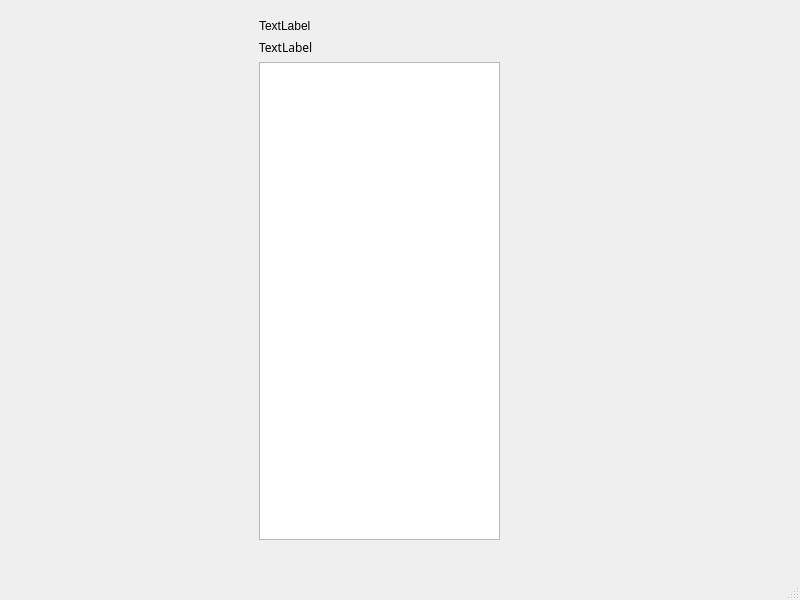
Old version of the form crestpage.ui in the repository CayG22/QtPredProj.
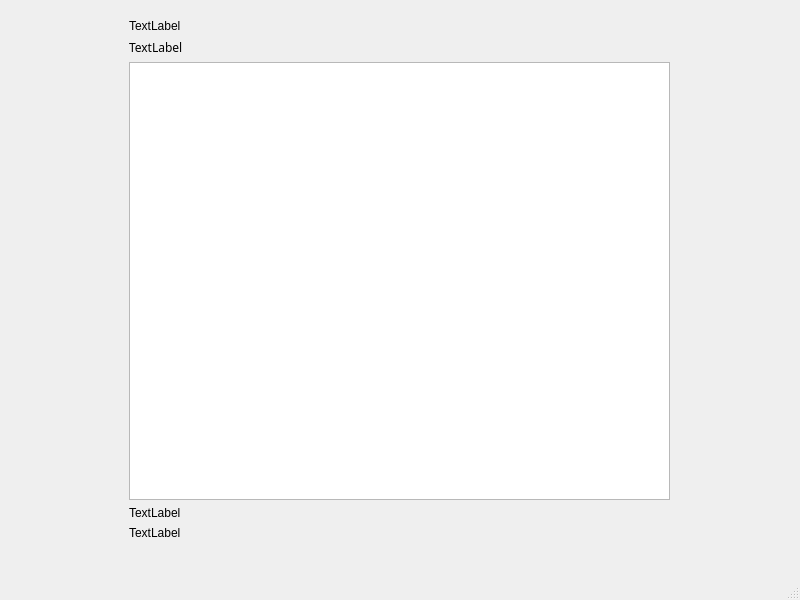
New version of the form.

Commit message:
Added active name and desc
Crest page now has a spot for active name and desription

Doing this also changed how crest.h is set up: Now it has a Active() sub class

```diff
--- a/crestpage.ui
+++ b/crestpage.ui
@@ -17,9 +17,9 @@
    <widget class="QWidget" name="verticalLayoutWidget">
     <property name="geometry">
      <rect>
-      <x>259</x>
+      <x>129</x>
       <y>19</y>
-      <width>241</width>
+      <width>541</width>
       <height>521</height>
      </rect>
     </property>
@@ -56,6 +56,20 @@
        </attribute>
       </widget>
      </item>
+     <item>
+      <widget class="QLabel" name="ActiveName">
+       <property name="text">
+        <string>TextLabel</string>
+       </property>
+      </widget>
+     </item>
+     <item>
+      <widget class="QLabel" name="ActiveDesc">
+       <property name="text">
+        <string>TextLabel</string>
+       </property>
+      </widget>
+     </item>
     </layout>
    </widget>
   </widget>
```
The commit also changes 12 other files.
